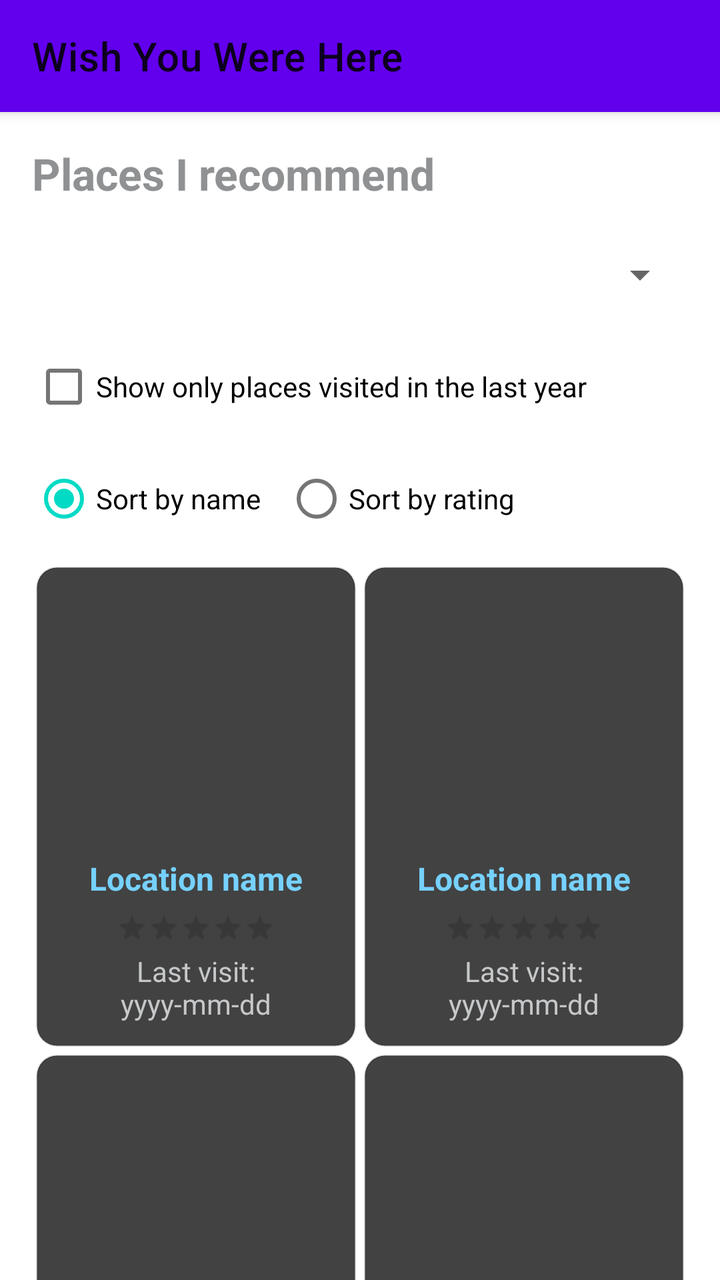
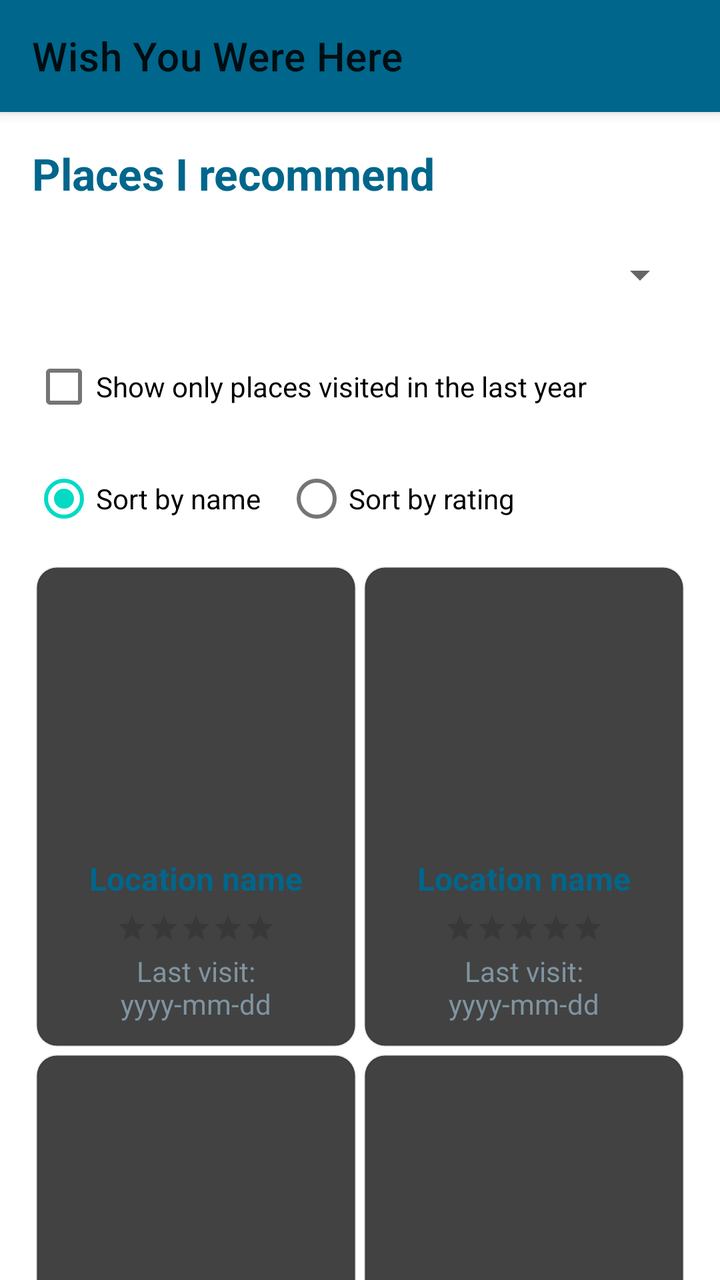

An Android layout rendered at two revisions. The XML below is the earlier revision; the diff shows what the commit changed to produce the second picture.
<!-- AndroidManifest.xml: application theme Theme.PassTask2AWishYouWereHere -->
<!-- res/layout/activity_main.xml -->
<?xml version="1.0" encoding="utf-8"?>
<androidx.coordinatorlayout.widget.CoordinatorLayout xmlns:android="http://schemas.android.com/apk/res/android"
    xmlns:app="http://schemas.android.com/apk/res-auto"
    android:id="@+id/root_layout"
    android:layout_width="match_parent"
    android:layout_height="match_parent"
    android:fitsSystemWindows="true">

    <com.google.android.material.appbar.AppBarLayout
        android:layout_width="match_parent"
        android:layout_height="wrap_content"
        android:theme="@style/Theme.PassTask2AWishYouWereHere">

        <androidx.appcompat.widget.Toolbar
            android:id="@+id/toolbar"
            android:layout_width="match_parent"
            android:layout_height="wrap_content"
            android:background="?attr/colorPrimary"
            app:title="@string/app_name" />

    </com.google.android.material.appbar.AppBarLayout>

    <androidx.core.widget.NestedScrollView
        android:id="@+id/nested_scroll"
        android:layout_width="match_parent"
        android:layout_height="match_parent"
        android:fillViewport="true"
        app:layout_behavior="@string/appbar_scrolling_view_behavior">

        <LinearLayout
            android:layout_width="match_parent"
            android:layout_height="wrap_content"
            android:orientation="vertical"
            android:padding="16dp">

            <TextView
                style="@style/ScreenHeadingStyle"
                android:layout_width="match_parent"
                android:layout_height="wrap_content"
                android:text="@string/main_heading"
                android:textColor="@color/material_dynamic_neutral60" />

            <Spinner
                android:id="@+id/spinner_region"
                android:layout_width="match_parent"
                android:layout_height="48dp"
                android:layout_marginTop="12dp" />

            <CheckBox
                android:id="@+id/checkbox_recent_only"
                android:layout_width="wrap_content"
                android:layout_height="wrap_content"
                android:layout_marginTop="8dp"
                android:text="@string/recent_only_checkbox" />

            <RadioGroup
                android:id="@+id/rg_sort"
                android:layout_width="match_parent"
                android:layout_height="wrap_content"
                android:layout_marginTop="8dp"
                android:orientation="horizontal">

                <RadioButton
                    android:id="@+id/rb_sort_name"
                    android:layout_width="wrap_content"
                    android:layout_height="wrap_content"
                    android:checked="true"
                    android:text="@string/sort_name" />

                <RadioButton
                    android:id="@+id/rb_sort_rating"
                    android:layout_width="wrap_content"
                    android:layout_height="wrap_content"
                    android:layout_marginStart="12dp"
                    android:text="@string/sort_rating" />
            </RadioGroup>

            <GridLayout
                android:id="@+id/location_grid"
                android:layout_width="match_parent"
                android:layout_height="wrap_content"
                android:layout_marginTop="8dp"
                android:columnCount="2">

                <include
                    android:id="@+id/card_1"
                    layout="@layout/location_card"
                    android:layout_width="0dp"
                    android:layout_height="240dp"
                    android:layout_columnWeight="1"
                    android:layout_margin="2dp" />

                <include
                    android:id="@+id/card_2"
                    layout="@layout/location_card"
                    android:layout_width="0dp"
                    android:layout_height="240dp"
                    android:layout_columnWeight="1"
                    android:layout_margin="2dp" />

                <include
                    android:id="@+id/card_3"
                    layout="@layout/location_card"
                    android:layout_width="0dp"
                    android:layout_height="240dp"
                    android:layout_columnWeight="1"
                    android:layout_margin="2dp" />

                <include
                    android:id="@+id/card_4"
                    layout="@layout/location_card"
                    android:layout_width="0dp"
                    android:layout_height="240dp"
                    android:layout_columnWeight="1"
                    android:layout_margin="2dp" />

            </GridLayout>

        </LinearLayout>

    </androidx.core.widget.NestedScrollView>

</androidx.coordinatorlayout.widget.CoordinatorLayout>
<!-- res/layout/location_card.xml (included above) -->
<?xml version="1.0" encoding="utf-8"?>
<LinearLayout xmlns:android="http://schemas.android.com/apk/res/android"
    android:layout_width="match_parent"
    android:layout_height="match_parent"
    android:layout_margin="8dp"
    android:background="@drawable/bg_location_card"
    android:orientation="vertical"
    android:padding="12dp">

    
    <ImageView
        android:id="@+id/iv_location"
        android:layout_width="match_parent"
        android:layout_height="0dp"
        android:layout_weight="1"
        android:contentDescription="@string/location_image_content_description"
        android:scaleType="centerCrop" />

    
    <TextView
        android:id="@+id/tv_location_title"
        style="@style/LocationTitleStyle"
        android:layout_width="match_parent"
        android:layout_height="wrap_content"
        android:layout_marginTop="8dp"
        android:gravity="center"
        android:text="@string/placeholder_location"
        android:textColor="@color/material_dynamic_primary80" />

    
    <RatingBar
        android:id="@+id/rb_location_rating"
        style="?android:attr/ratingBarStyleSmall"
        android:layout_width="wrap_content"
        android:layout_height="wrap_content"
        android:layout_gravity="center"
        android:layout_marginTop="6dp"
        android:isIndicator="true"
        android:numStars="5"
        android:stepSize="0.5" />

    <TextView
        android:id="@+id/tv_last_visit"
        style="@style/LocationMetaStyle"
        android:layout_width="match_parent"
        android:layout_height="wrap_content"
        android:layout_marginTop="4dp"
        android:gravity="center"
        android:text="@string/placeholder_date"
        android:textColor="@color/material_dynamic_neutral80" />

</LinearLayout>
<!-- resources referenced by this layout -->
<resources>
  <!-- drawable bg_location_card (drawable) -->
  <?xml version="1.0" encoding="utf-8"?>
  <shape xmlns:android="http://schemas.android.com/apk/res/android" android:shape="rectangle">
      <solid android:color="@color/cardview_dark_background" />
      <corners android:radius="10dp" />
      <stroke
          android:width="1dp"
          android:color="@color/material_on_surface_stroke" />
  </shape>
  <string name="app_name">Wish You Were Here</string>
  <string name="location_image_content_description">Location image</string>
  <string name="main_heading">Places I recommend</string>
  <string name="placeholder_date">Last visit: yyyy-mm-dd</string>
  <string name="placeholder_location">Location name</string>
  <string name="recent_only_checkbox">Show only places visited in the last year</string>
  <string name="sort_name">Sort by name</string>
  <string name="sort_rating">Sort by rating</string>
  <style name="LocationMetaStyle">
          <item name="android:textSize">14sp</item>
          <item name="android:textColor">@color/material_dynamic_secondary60</item>
      </style>
  <style name="LocationTitleStyle">
          <item name="android:textSize">16sp</item>
          <item name="android:textStyle">bold</item>
          <item name="android:textColor">@color/material_dynamic_primary40</item>
      </style>
  <style name="ScreenHeadingStyle">
          <item name="android:textSize">22sp</item>
          <item name="android:textStyle">bold</item>
          <item name="android:textColor">@color/material_dynamic_primary40</item>
      </style>
  <style name="Theme.PassTask2AWishYouWereHere" parent="Theme.MaterialComponents.DayNight.NoActionBar">
          
          <item name="colorPrimary">@color/purple_500</item>
          <item name="colorPrimaryVariant">@color/purple_700</item>
          <item name="colorOnPrimary">@color/white</item>
          
          <item name="colorSecondary">@color/teal_200</item>
          <item name="colorSecondaryVariant">@color/teal_700</item>
          <item name="colorOnSecondary">@color/black</item>
          
          <item name="android:statusBarColor">?attr/colorPrimaryVariant</item>
          
          <item name="android:elevation">4dp</item>
      </style>
  <color name="purple_500">#FF6200EE</color>
  <color name="purple_700">#FF3700B3</color>
  <color name="white">#FFFFFFFF</color>
  <color name="teal_200">#FF03DAC5</color>
  <color name="teal_700">#FF018786</color>
  <color name="black">#FF000000</color>
</resources>

<!-- the commit's change to res/layout/activity_main.xml (unified diff, before → after) -->
@@ -37,8 +37,7 @@
                 style="@style/ScreenHeadingStyle"
                 android:layout_width="match_parent"
                 android:layout_height="wrap_content"
-                android:text="@string/main_heading"
-                android:textColor="@color/material_dynamic_neutral60" />
+                android:text="@string/main_heading" />
 
             <Spinner
                 android:id="@+id/spinner_region"
@@ -148,8 +147,7 @@
         android:layout_height="wrap_content"
         android:layout_marginTop="8dp"
         android:gravity="center"
-        android:text="@string/placeholder_location"
-        android:textColor="@color/material_dynamic_primary80" />
+        android:text="@string/placeholder_location" />
 
     
     <RatingBar
@@ -170,7 +168,6 @@
         android:layout_height="wrap_content"
         android:layout_marginTop="4dp"
         android:gravity="center"
-        android:text="@string/placeholder_date"
-        android:textColor="@color/material_dynamic_neutral80" />
+        android:text="@string/placeholder_date" />
 
 </LinearLayout>
<!-- resource entries referenced after the edit -->
@@ -33,7 +33,7 @@
       </style>
   <style name="Theme.PassTask2AWishYouWereHere" parent="Theme.MaterialComponents.DayNight.NoActionBar">
           
-          <item name="colorPrimary">@color/purple_500</item>
+          <item name="colorPrimary">@color/material_dynamic_primary40</item>
           <item name="colorPrimaryVariant">@color/purple_700</item>
           <item name="colorOnPrimary">@color/white</item>
           
@@ -45,7 +45,6 @@
           
           <item name="android:elevation">4dp</item>
       </style>
-  <color name="purple_500">#FF6200EE</color>
   <color name="purple_700">#FF3700B3</color>
   <color name="white">#FFFFFFFF</color>
   <color name="teal_200">#FF03DAC5</color>
